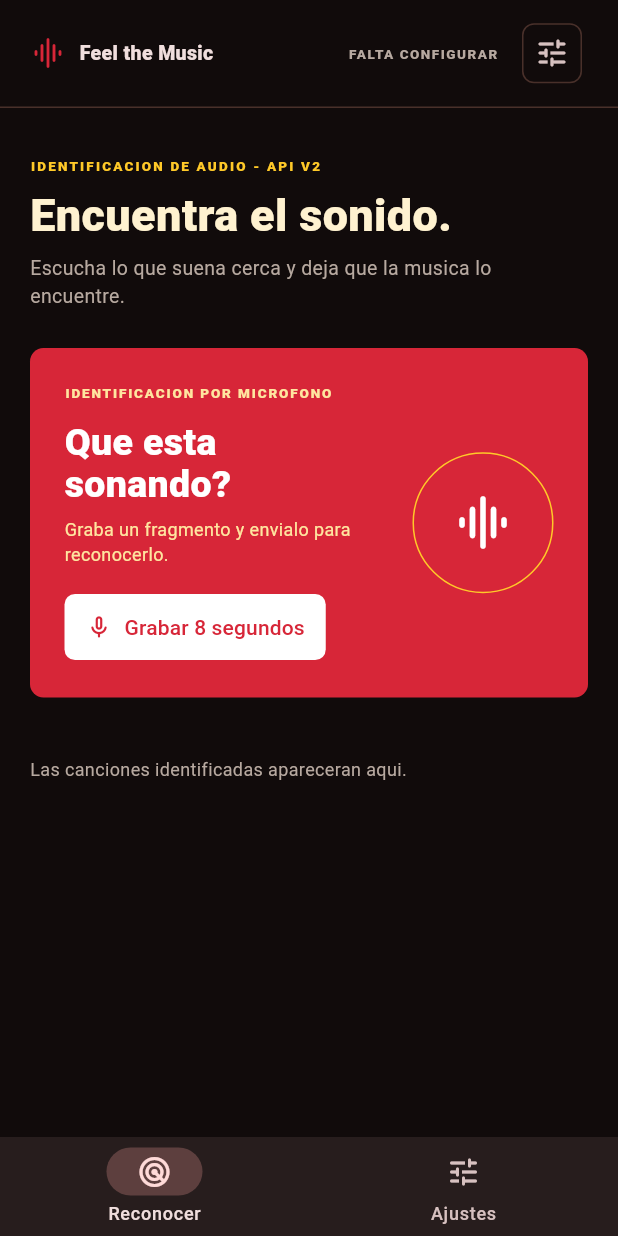
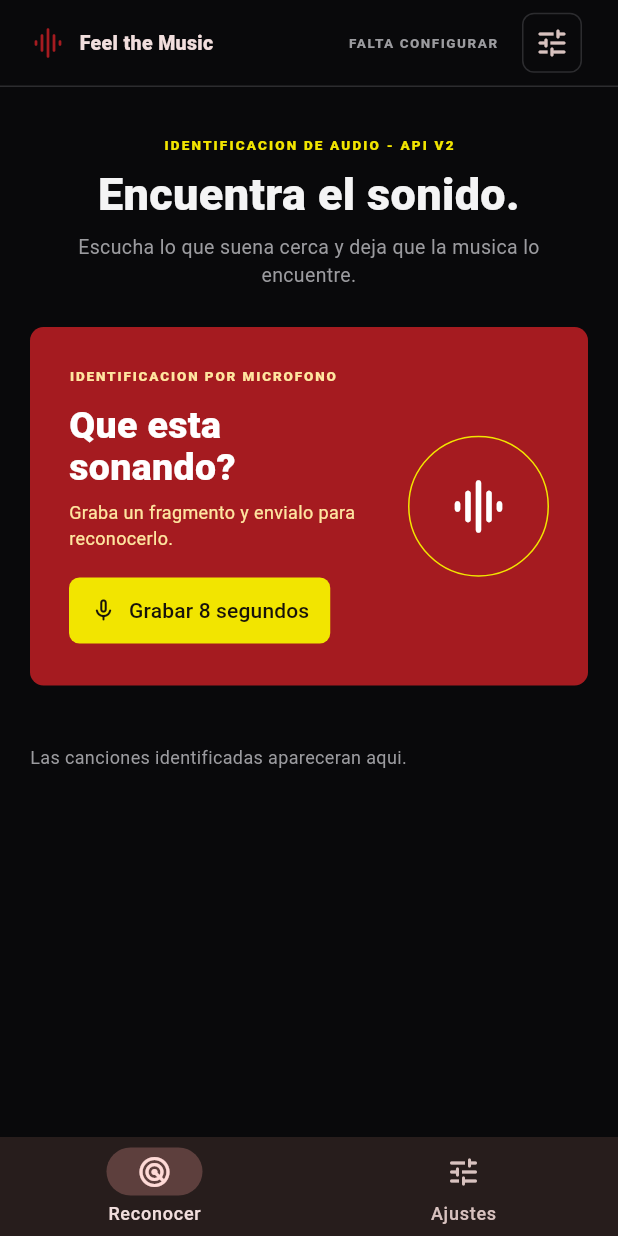
Before and after one commit to ErrorCape8/Shazam-flutter, a Flutter app: the screen it shows after launch, on a phone screen of 412 x 824 dp. Run offline on Flutter 3.47's test engine with Material 3 defaults, Android fonts, the phone set to English and light mode, and no system bars; our stand-ins replace shared_preferences; missing offline and left inert: record.

Commit message:
cambios en el diseño

```diff
--- a/lib/app/app_theme.dart
+++ b/lib/app/app_theme.dart
@@ -1,13 +1,13 @@
 import 'package:flutter/material.dart';
 
 abstract final class AppColors {
-  static const background = Color(0xFF110B0B);
-  static const surface = Color(0xFF1C1312);
-  static const border = Color(0xFF49302A);
-  static const muted = Color(0xFFB7A9A0);
-  static const red = Color(0xFFD72638);
-  static const gold = Color(0xFFFFC928);
-  static const text = Color(0xFFFFF2D0);
+  static const background = Color(0xFF09090B);
+  static const surface = Color(0xFF1E1E20);
+  static const border = Color(0xFF2C2C2F);
+  static const muted = Color(0xFF9B9B9F);
+  static const red = Color(0xFFA51B20);
+  static const gold = Color(0xFFF2E500);
+  static const text = Color(0xFFF4F4F5);
 }
 
 abstract final class AppTheme {
--- a/lib/features/recognition/recognition_views.dart
+++ b/lib/features/recognition/recognition_views.dart
@@ -35,10 +35,11 @@ class DiscoverView extends StatelessWidget {
     child: ListView(
       padding: const EdgeInsets.fromLTRB(0, 32, 0, 40),
       children: [
-        const Eyebrow('IDENTIFICACION DE AUDIO - API V2'),
+        const Center(child: Eyebrow('IDENTIFICACION DE AUDIO - API V2')),
         const SizedBox(height: 10),
         Text(
           'Encuentra el sonido.',
+          textAlign: TextAlign.center,
           style: TextStyle(
             fontSize: wide ? 36 : 30,
             height: 1.1,
@@ -49,6 +50,7 @@ class DiscoverView extends StatelessWidget {
         const SizedBox(height: 9),
         const Text(
           'Escucha lo que suena cerca y deja que la musica lo encuentre.',
+          textAlign: TextAlign.center,
           style: TextStyle(color: AppColors.muted, fontSize: 13),
         ),
         const SizedBox(height: 25),
@@ -63,9 +65,21 @@ class DiscoverView extends StatelessWidget {
           RecognitionProgress(message: statusMessage, uuid: jobId)
         else if (outcome != null &&
             outcome!.status == 'success' &&
-            outcome!.tracks.isNotEmpty)
-          for (final track in outcome!.tracks) TrackResult(track: track)
-        else if (statusMessage.isNotEmpty)
+            outcome!.tracks.isNotEmpty) ...[
+          const SizedBox(height: 4),
+          const Center(
+            child: Text(
+              'Ultimo resultado',
+              style: TextStyle(
+                color: AppColors.text,
+                fontSize: 14,
+                fontWeight: FontWeight.w700,
+              ),
+            ),
+          ),
+          const SizedBox(height: 14),
+          for (final track in outcome!.tracks) TrackResult(track: track),
+        ] else if (statusMessage.isNotEmpty)
           RecognitionStatus(
             message: statusMessage,
             failed: outcome?.status == 'failed',
--- a/lib/features/recognition/widgets/microphone_panel.dart
+++ b/lib/features/recognition/widgets/microphone_panel.dart
@@ -20,8 +20,8 @@ class MicrophonePanel extends StatelessWidget {
   Widget build(BuildContext context) {
     final time = '00:${seconds.toString().padLeft(2, '0')}';
     return Container(
-      constraints: const BoxConstraints(minHeight: 218),
-      padding: const EdgeInsets.all(23),
+      constraints: const BoxConstraints(minHeight: 220),
+      padding: const EdgeInsets.all(26),
       decoration: BoxDecoration(
         color: AppColors.red,
         borderRadius: BorderRadius.circular(9),
@@ -75,9 +75,9 @@ class MicrophonePanel extends StatelessWidget {
                     recording ? 'Grabando $time' : 'Grabar 8 segundos',
                   ),
                   style: FilledButton.styleFrom(
-                    backgroundColor: Colors.white,
-                    foregroundColor: AppColors.red,
-                    disabledBackgroundColor: const Color(0xFFFFE6A0),
+                    backgroundColor: AppColors.gold,
+                    foregroundColor: const Color(0xFF17120A),
+                    disabledBackgroundColor: const Color(0xFFD8CF00),
                     padding: const EdgeInsets.symmetric(
                       horizontal: 14,
                       vertical: 12,
--- a/lib/features/recognition/widgets/recognition_navigation.dart
+++ b/lib/features/recognition/widgets/recognition_navigation.dart
@@ -17,7 +17,7 @@ class RecognitionHeader extends StatelessWidget {
 
   @override
   Widget build(BuildContext context) => Container(
-    height: 72,
+    height: 58,
     padding: EdgeInsets.symmetric(horizontal: wide ? 36 : 20),
     decoration: const BoxDecoration(
       border: Border(bottom: BorderSide(color: AppColors.border)),
@@ -71,7 +71,7 @@ class RecognitionRail extends StatelessWidget {
 
   @override
   Widget build(BuildContext context) => Container(
-    width: 226,
+    width: 195,
     padding: const EdgeInsets.fromLTRB(20, 28, 16, 20),
     decoration: const BoxDecoration(
       color: Color(0xFF160E0D),
@@ -143,7 +143,9 @@ class _RailItem extends StatelessWidget {
   final VoidCallback onTap;
 
   @override
-  Widget build(BuildContext context) => ListTile(
+  Widget build(BuildContext context) => Material(
+    color: Colors.transparent,
+    child: ListTile(
       onTap: onTap,
       dense: true,
       selected: selected,
@@ -159,6 +161,7 @@ class _RailItem extends StatelessWidget {
         style: TextStyle(
           color: selected ? Colors.white : AppColors.muted,
           fontSize: 13,
+        ),
       ),
     ),
   );
--- a/lib/features/recognition/widgets/ui_bits.dart
+++ b/lib/features/recognition/widgets/ui_bits.dart
@@ -12,9 +12,9 @@ class ContentFrame extends StatelessWidget {
   Widget build(BuildContext context) => Align(
     alignment: Alignment.topCenter,
     child: ConstrainedBox(
-      constraints: BoxConstraints(maxWidth: wide ? 900 : 720),
+      constraints: BoxConstraints(maxWidth: wide ? 1010 : 720),
       child: Padding(
-        padding: EdgeInsets.symmetric(horizontal: wide ? 40 : 20),
+        padding: EdgeInsets.symmetric(horizontal: wide ? 28 : 20),
         child: child,
       ),
     ),
--- a/lib/models/recognition.dart
+++ b/lib/models/recognition.dart
@@ -38,6 +38,21 @@ class RecognitionTrack {
       deezerUrl: _string(links?['deezer']),
     );
   }
+
+  Map<String, dynamic> toJson() => {
+    'title': title,
+    'artist': artist,
+    'album': album,
+    'artwork': artwork,
+    'genre': genre,
+    'releaseDate': releaseDate,
+    'links': {
+      'shazam': shazamUrl,
+      'appleMusic': appleMusicUrl,
+      'spotify': spotifyUrl,
+      'deezer': deezerUrl,
+    },
+  };
 
   static Map<String, dynamic>? _map(Object? value) {
     if (value is Map<String, dynamic>) return value;
```
Also changed, not shown: lib/features/recognition/recognition_home.dart (+26 -0 lines), lib/features/recognition/widgets/track_result.dart (+29 -15 lines), 1 other file. Lines whose indentation alone changed are shown as unchanged.
